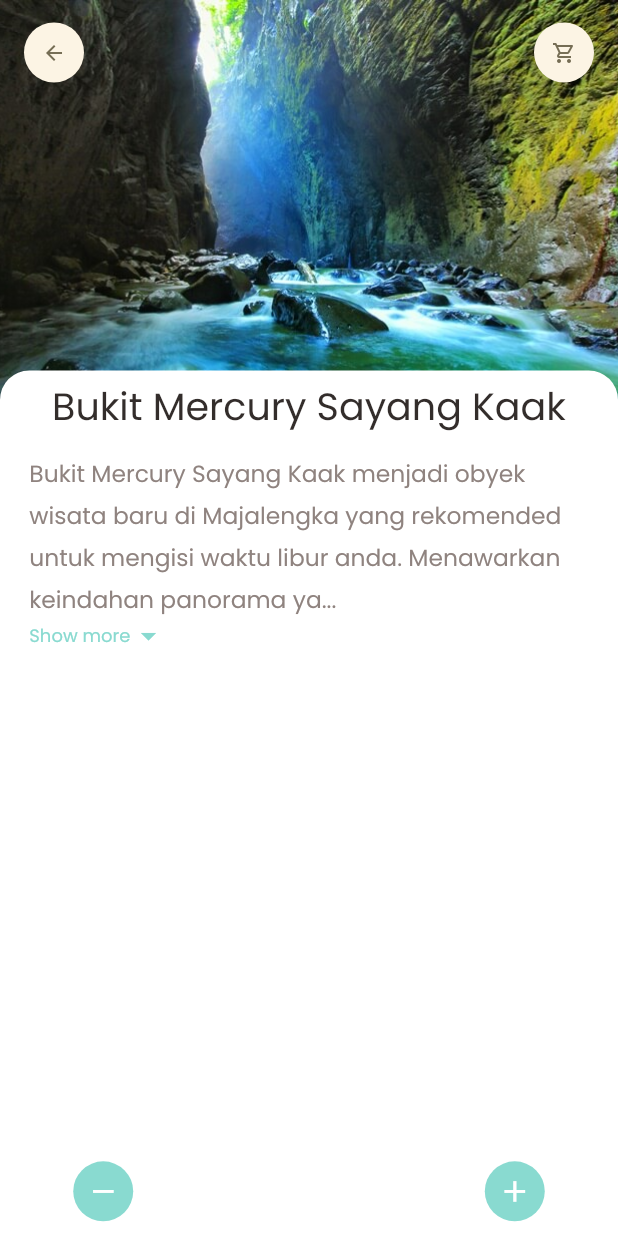
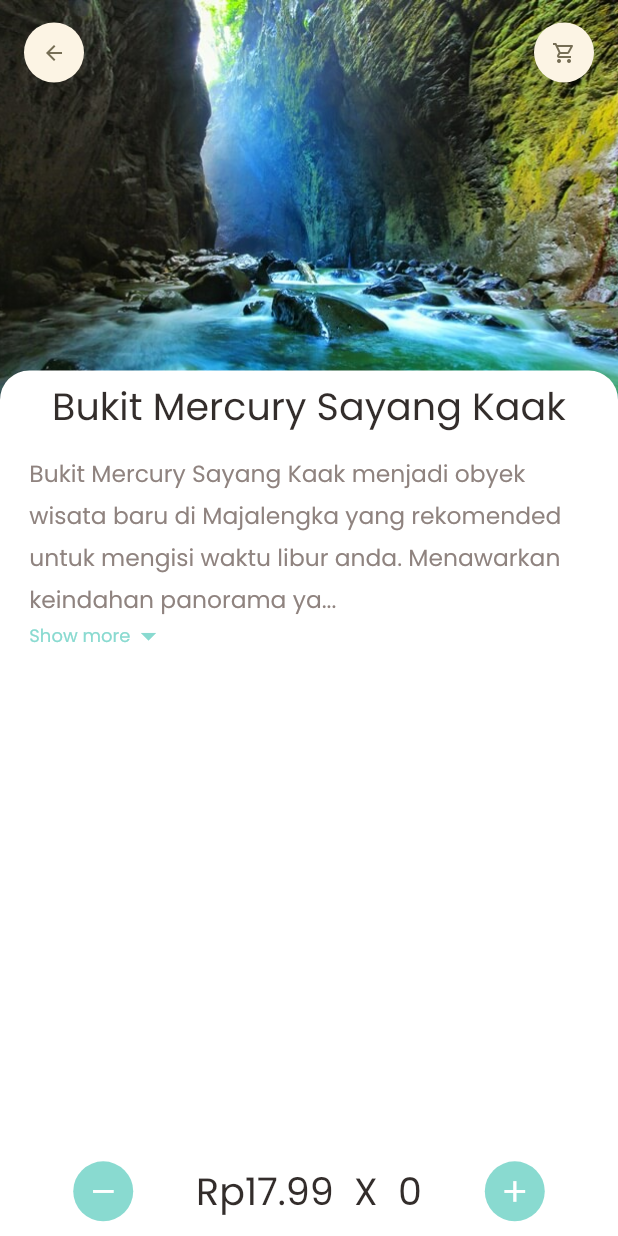
Before and after one commit to cahyaind/e_ticket, a Flutter app: the screen it shows after launch, on a phone screen of 412 x 824 dp. Run offline on Flutter 3.47's test engine with Material 2 defaults, Android fonts, the phone set to English and light mode, and no system bars; our stand-ins replace dots_indicator, get.

Commit message:
text between two icons

```diff
--- a/lib/pages/tour/recommended_tour_detail.dart
+++ b/lib/pages/tour/recommended_tour_detail.dart
@@ -87,6 +87,7 @@ class RecommendedTourDetail extends StatelessWidget {
                   backgroundColor: AppColors.mainColor,
                   iconColor: Colors.white,
                 ),
+                BigText(text: "\Rp17.99 " + " X " + " 0", color: AppColors.mainBlackColor, size: Dimensions.font26,),
                 AppIcon(
                   iconSize: Dimensions.iconSize24,
                   icon: Icons.add,
```
